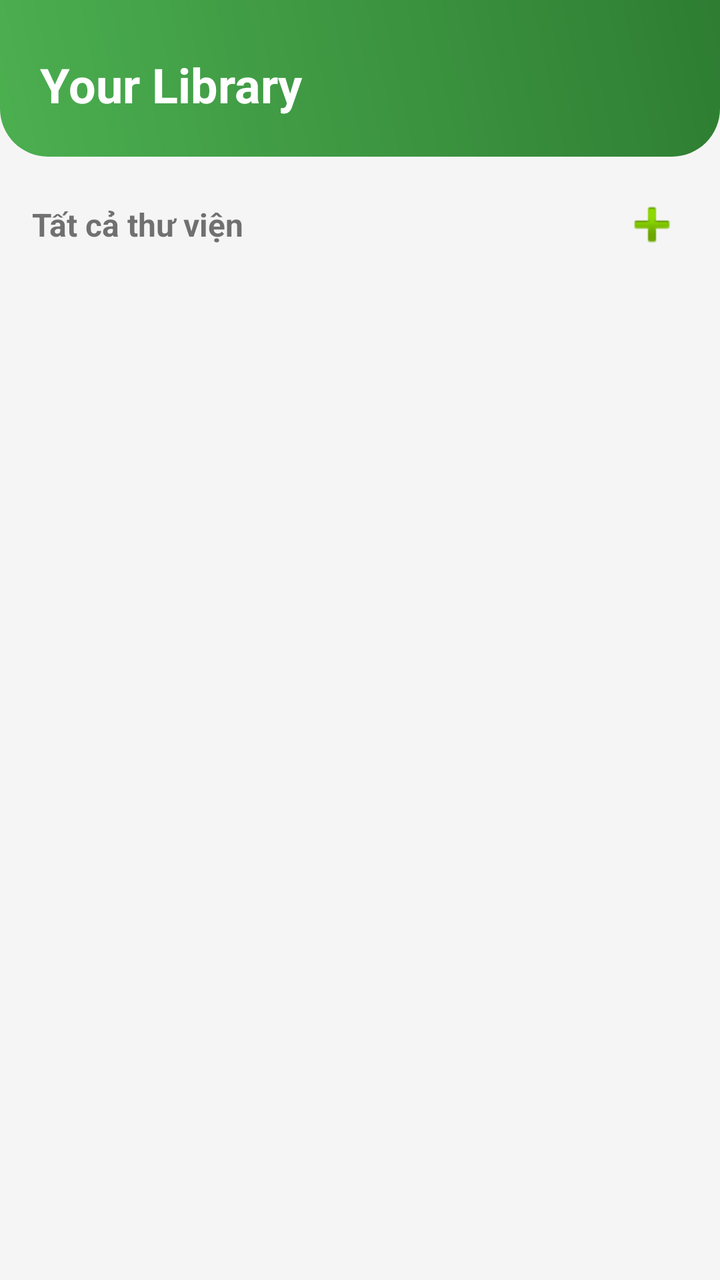
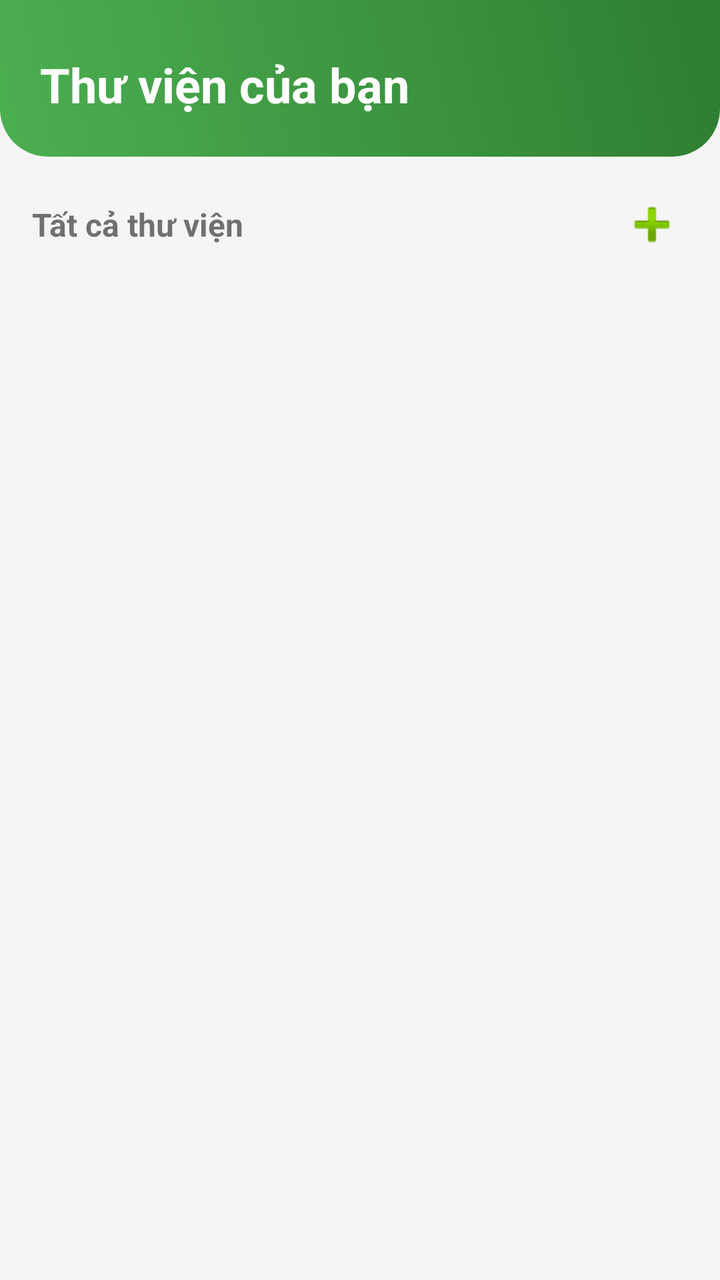

Screens rendered from an Android XML layout before and after an edit, with the pre-edit source and the edit as a unified diff.
<!-- AndroidManifest.xml: application theme Theme.LibraryApp -->
<!-- res/layout/fragment_library.xml -->
<?xml version="1.0" encoding="utf-8"?>
<ScrollView
    xmlns:android="http://schemas.android.com/apk/res/android"
    android:layout_width="match_parent"
    android:layout_height="match_parent"
    android:background="@color/background"
    android:fillViewport="true"
    android:paddingBottom="50dp">

    <LinearLayout
        android:layout_width="match_parent"
        android:layout_height="wrap_content"
        android:orientation="vertical">

        
        <LinearLayout
            android:layout_width="match_parent"
            android:layout_height="wrap_content"
            android:orientation="vertical"
            android:padding="20dp"
            android:background="@drawable/bg_header">

            <TextView
                android:layout_width="wrap_content"
                android:layout_height="wrap_content"
                android:text="Your Library"
                android:textColor="@android:color/white"
                android:textSize="24sp"
                android:textStyle="bold"
                android:layout_marginTop="6dp"/>
        </LinearLayout>

        <LinearLayout
            android:layout_width="match_parent"
            android:layout_height="wrap_content"
            android:layout_marginTop="16dp"
            android:paddingHorizontal="16dp"
            android:orientation="horizontal"
            android:gravity="center_vertical">

            <TextView
                android:layout_width="0dp"
                android:layout_height="wrap_content"
                android:layout_weight="1"
                android:text="Tất cả thư viện"
                android:textStyle="bold"
                android:textSize="16sp"/>

            
            <ImageButton
                android:id="@+id/btnAddLibrary"
                android:layout_width="36dp"
                android:layout_height="36dp"
                android:src="@android:drawable/ic_input_add"
                android:background="?attr/selectableItemBackgroundBorderless"
                android:contentDescription="Tạo thư viện mới"/>

        </LinearLayout>

        <androidx.recyclerview.widget.RecyclerView
            android:id="@+id/rvLibraries"
            android:layout_width="match_parent"
            android:layout_height="wrap_content"
            android:layout_marginTop="8dp"
            android:paddingStart="16dp"
            android:paddingEnd="16dp"
            android:nestedScrollingEnabled="false"/>


    </LinearLayout>

</ScrollView>
<!-- resources referenced by this layout -->
<resources>
  <color name="background">#F5F5F5</color>
  <!-- drawable bg_header (drawable) -->
  <?xml version="1.0" encoding="utf-8"?>
  <shape xmlns:android="http://schemas.android.com/apk/res/android">
      <gradient
          android:startColor="#4CAF50"
          android:endColor="#2E7D32"
          android:angle="45"/>
  
      <corners
          android:bottomLeftRadius="24dp"
          android:bottomRightRadius="24dp"/>
  </shape>
  <style name="Theme.LibraryApp" parent="Theme.AppCompat.Light.NoActionBar" />
</resources>

<!-- the commit's change to res/layout/fragment_library.xml (unified diff, before → after) -->
@@ -1,11 +1,13 @@
 <?xml version="1.0" encoding="utf-8"?>
-<ScrollView
+<androidx.core.widget.NestedScrollView
     xmlns:android="http://schemas.android.com/apk/res/android"
+    xmlns:app="http://schemas.android.com/apk/res-auto"
     android:layout_width="match_parent"
     android:layout_height="match_parent"
     android:background="@color/background"
     android:fillViewport="true"
-    android:paddingBottom="50dp">
+    android:clipToPadding="false"
+    android:paddingBottom="110dp">
 
     <LinearLayout
         android:layout_width="match_parent"
@@ -23,7 +25,7 @@
             <TextView
                 android:layout_width="wrap_content"
                 android:layout_height="wrap_content"
-                android:text="Your Library"
+                android:text="Thư viện của bạn"
                 android:textColor="@android:color/white"
                 android:textSize="24sp"
                 android:textStyle="bold"
@@ -69,4 +71,4 @@
 
     </LinearLayout>
 
-</ScrollView>
+</androidx.core.widget.NestedScrollView>
